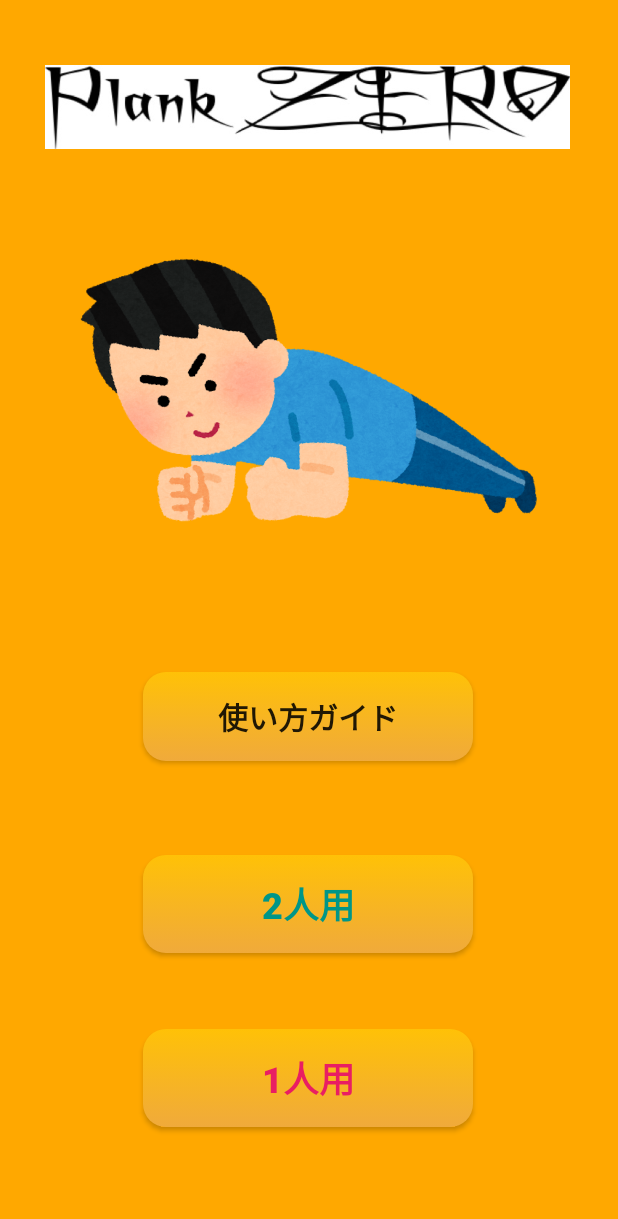
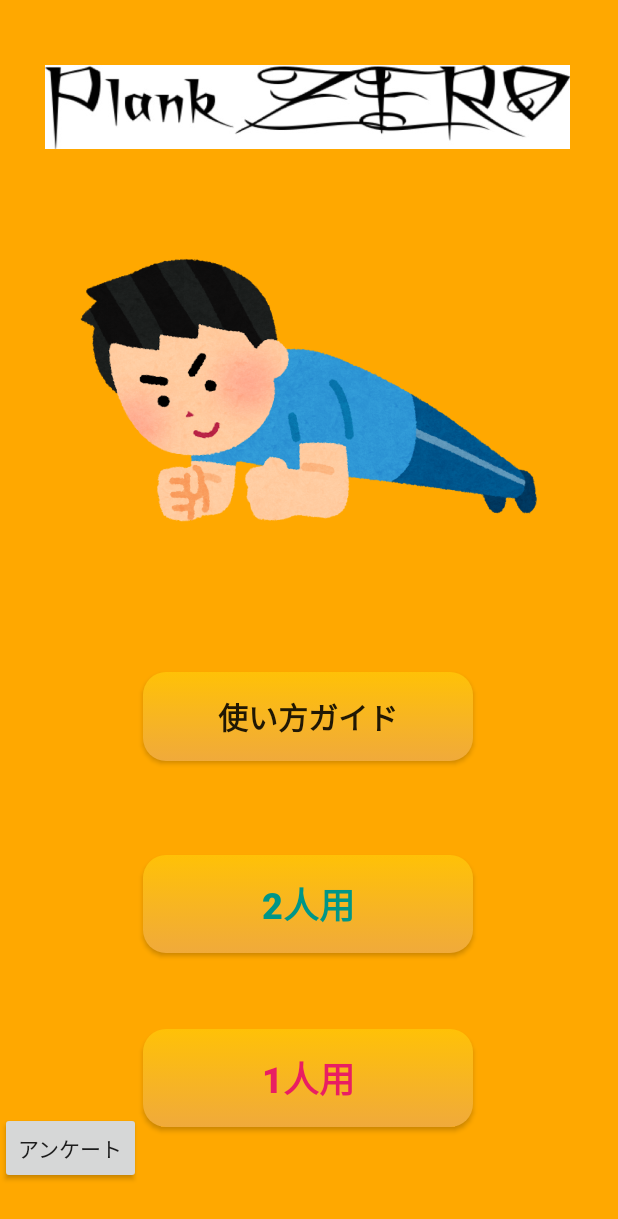
Before and after one commit to takamako/PlankZER0, an Android app: the screen it shows after launch (MainActivity), on a phone screen of 412 x 824 dp. Shown: the top 1219 px of the screen. Run offline under Robolectric (Android 15) with nearby library versions, the phone set to English and light mode, and no system bars; Roboto replaces fonts that are not available here.

Commit message:
google formでのアンケート機能実装

```diff
--- a/app/src/main/AndroidManifest.xml
+++ b/app/src/main/AndroidManifest.xml
@@ -2,18 +2,11 @@
 <manifest xmlns:android="http://schemas.android.com/apk/res/android"
     package="com.example.plank"
     xmlns:tools="http://schemas.android.com/tools">
-    <!--  <uses-sdk />-->
     <uses-sdk tools:overrideLibrary="org.tensorflow.lite.examples.posenet"/>
-
-<!--    package="org.tensorflow.lite.examples.posenet"-->
-
-  <uses-permission android:name="android.permission.CAMERA" />
-
-  <uses-feature android:name="android.hardware.camera" />
-  <uses-feature android:name="android.hardware.camera.autofocus" />
-
-
-
+    <uses-permission android:name="android.permission.CAMERA" />
+    <uses-permission android:name="android.permission.INTERNET" />
+    <uses-feature android:name="android.hardware.camera" />
+    <uses-feature android:name="android.hardware.camera.autofocus" />
 
     <!--      android:allowBackup="true"-->
     <!--      android:icon="@mipmap/tf_ic_launcher"-->
--- a/app/src/main/java/com/example/plank/MainActivity.java
+++ b/app/src/main/java/com/example/plank/MainActivity.java
@@ -9,6 +9,7 @@ import android.app.Dialog;
 import android.app.DialogFragment;
 import android.app.FragmentManager;
 import android.content.SharedPreferences;
+import android.net.Uri;
 import android.os.Build;
 import android.os.Bundle;
 import android.content.Intent;
@@ -76,6 +77,15 @@ public class MainActivity extends AppCompatActivity {
             }
         });
 
+        //アンケートに移動
+        Button QuestionnaireButton = findViewById(R.id.QuestionnaireButton);
+        QuestionnaireButton.setOnClickListener(new View.OnClickListener() {
+            public void onClick (View v) {
+                Intent intent = new Intent(Intent.ACTION_VIEW, Uri.parse("https://forms.gle/uV1SXw24LUtovSRP8"));
+                startActivity(intent);
+            }
+        });
+
     }
     public void setTextView(String message){
 
--- a/app/src/main/res/layout/activity_main.xml
+++ b/app/src/main/res/layout/activity_main.xml
@@ -85,5 +85,20 @@
         app:layout_constraintTop_toTopOf="parent"
         app:layout_constraintVertical_bias="0.591" />
 
+    <Button
+        android:id="@+id/QuestionnaireButton"
+        android:layout_width="wrap_content"
+        android:layout_height="wrap_content"
+        android:text="アンケート"
+        app:layout_constraintBottom_toBottomOf="parent"
+        app:layout_constraintHorizontal_bias="0.0"
+        app:layout_constraintLeft_toLeftOf="parent"
+        app:layout_constraintRight_toRightOf="parent"
+        app:layout_constraintTop_toTopOf="parent"
+        app:layout_constraintVertical_bias="0.955" />
+    <!--        android:background="@drawable/button_state"-->
+
+
+
     app:layout_constraintTop_toTopOf="parent" />
 </androidx.constraintlayout.widget.ConstraintLayout>
```
Also changed, not shown: 32 other files.
